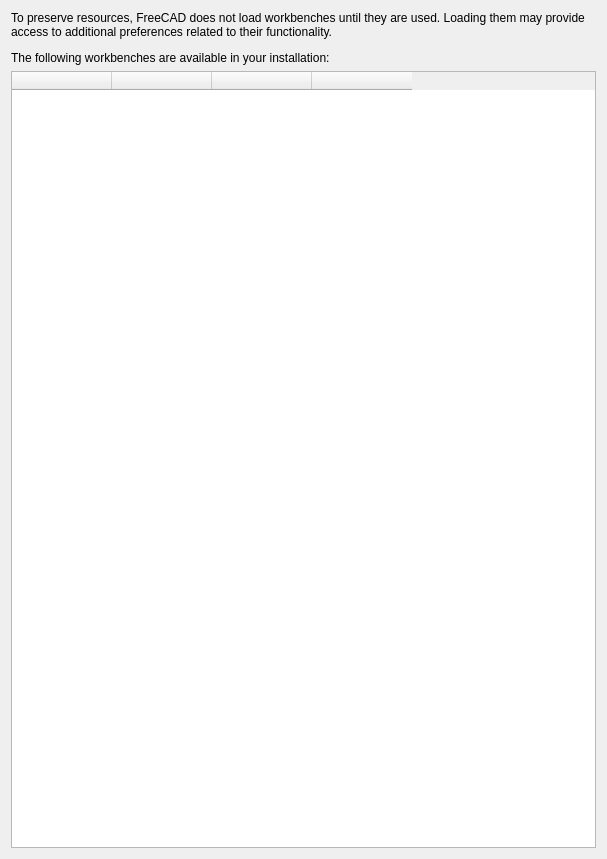
Above: src/Gui/DlgSettingsLazyLoaded.ui from southseact-3d/fcd before the change. Below: the same form after it.
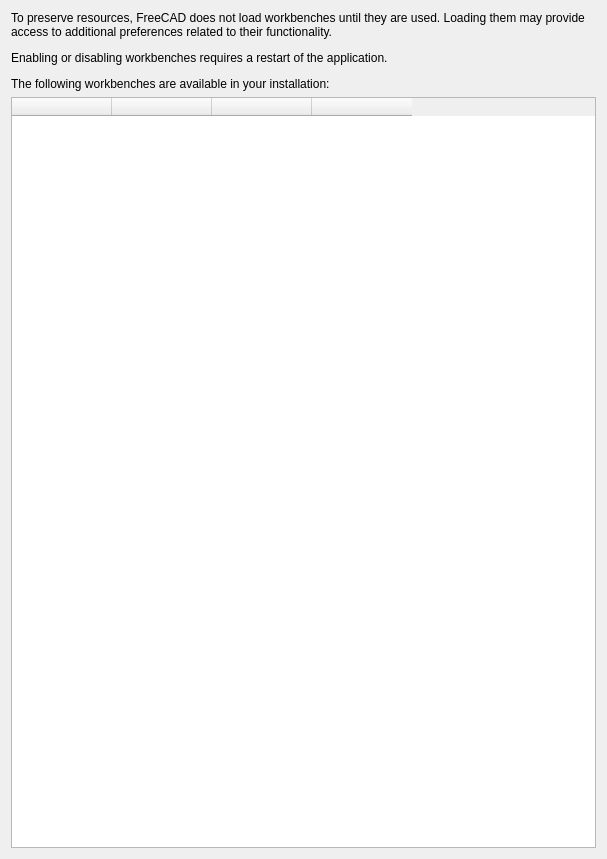
That is the form after the change.

Commit message: Preferences: Workbench : Add possibility to enable/disable workbench here.

```diff
--- a/src/Gui/DlgSettingsLazyLoaded.ui
+++ b/src/Gui/DlgSettingsLazyLoaded.ui
@@ -29,7 +29,7 @@
       </size>
      </property>
      <property name="text">
-      <string>&lt;html&gt;&lt;head/&gt;&lt;body&gt;&lt;p&gt;To preserve resources, FreeCAD does not load workbenches until they are used. Loading them may provide access to additional preferences related to their functionality.&lt;/p&gt;&lt;p&gt;The following workbenches are available in your installation:&lt;/p&gt;&lt;/body&gt;&lt;/html&gt;</string>
+      <string>&lt;html&gt;&lt;head/&gt;&lt;body&gt;&lt;p&gt;To preserve resources, FreeCAD does not load workbenches until they are used. Loading them may provide access to additional preferences related to their functionality.&lt;/p&gt;&lt;p&gt;Enabling or disabling workbenches requires a restart of the application.&lt;/p&gt;&lt;p&gt;The following workbenches are available in your installation:&lt;/p&gt;&lt;/body&gt;&lt;/html&gt;</string>
      </property>
      <property name="wordWrap">
       <bool>true</bool>
```
The commit also changes 2 other files.
